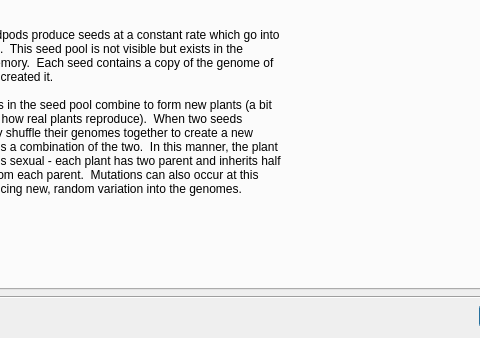
Above: ui/quicksummarydialog.ui from rrwick/Grovolve before the change; both pictures show x 94 to 574 and y 102 to 440 of the 664 by 440 pixel window. Below: the same form after it.
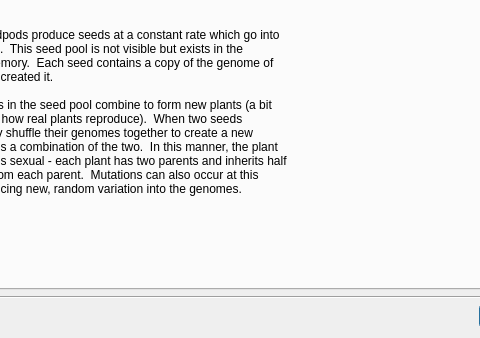
That is the form after the change. The open tabs and pages were chosen to show the change. Icons and pictures are not drawn.

Commit message: Revise text

```diff
--- a/ui/quicksummarydialog.ui
+++ b/ui/quicksummarydialog.ui
@@ -306,7 +306,7 @@
          <property name="text">
           <string>A plant's seedpods produce seeds at a constant rate which go into the seed pool.  This seed pool is not visible but exists in the program's memory.  Each seed contains a copy of the genome of the plant that created it.
 
-Pairs of seeds in the seed pool combine to form new plants (a bit different from how real plants reproduce).  When two seeds combine, they shuffle their genomes together to create a new genome that is a combination of the two.  In this manner, the plant reproduction is sexual - each plant has two parent and inherits half its genome from each parent.  Mutations can also occur at this stage, introducing new, random variation into the genomes.</string>
+Pairs of seeds in the seed pool combine to form new plants (a bit different from how real plants reproduce).  When two seeds combine, they shuffle their genomes together to create a new genome that is a combination of the two.  In this manner, the plant reproduction is sexual - each plant has two parents and inherits half its genome from each parent.  Mutations can also occur at this stage, introducing new, random variation into the genomes.</string>
          </property>
          <property name="wordWrap">
           <bool>true</bool>
```
Left out of the diff: 2 changed lines with no effect on the pictures. The commit also changes 1 other file.
